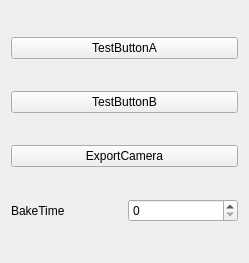
The window that QTdesigner/widget.ui (qinjunlong/myMayaPlug) describes before a commit, drawn with Qt 5.
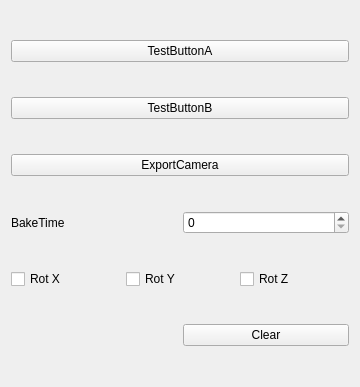
The same window after the commit.

Diff of the .ui file:
```diff
--- a/QTdesigner/widget.ui
+++ b/QTdesigner/widget.ui
@@ -6,8 +6,8 @@
    <rect>
     <x>0</x>
     <y>0</y>
-    <width>249</width>
-    <height>263</height>
+    <width>360</width>
+    <height>387</height>
    </rect>
   </property>
   <property name="minimumSize">
@@ -36,52 +36,93 @@
      </property>
     </widget>
    </item>
-   <item row="2" column="0" colspan="2">
-    <widget class="QPushButton" name="Pbutton_C">
-     <property name="sizePolicy">
-      <sizepolicy hsizetype="Preferred" vsizetype="Fixed">
-       <horstretch>0</horstretch>
-       <verstretch>0</verstretch>
-      </sizepolicy>
-     </property>
-     <property name="mouseTracking">
-      <bool>false</bool>
-     </property>
-     <property name="text">
-      <string>ExportCamera</string>
-     </property>
-    </widget>
-   </item>
-   <item row="1" column="0" colspan="2">
-    <widget class="QPushButton" name="Pbutton_B">
-     <property name="sizePolicy">
-      <sizepolicy hsizetype="Preferred" vsizetype="Fixed">
-       <horstretch>0</horstretch>
-       <verstretch>0</verstretch>
-      </sizepolicy>
-     </property>
-     <property name="mouseTracking">
-      <bool>false</bool>
-     </property>
-     <property name="text">
-      <string>TestButtonB</string>
-     </property>
-    </widget>
-   </item>
-   <item row="3" column="0">
+   <item row="5" column="0">
     <widget class="QLabel" name="label">
      <property name="text">
       <string>BakeTime</string>
      </property>
     </widget>
    </item>
-   <item row="3" column="1">
+   <item row="5" column="1">
     <widget class="QSpinBox" name="Time">
      <property name="maximum">
       <number>1000</number>
      </property>
     </widget>
    </item>
+   <item row="3" column="0" colspan="2">
+    <widget class="QPushButton" name="Pbutton_C">
+     <property name="sizePolicy">
+      <sizepolicy hsizetype="Preferred" vsizetype="Fixed">
+       <horstretch>0</horstretch>
+       <verstretch>0</verstretch>
+      </sizepolicy>
+     </property>
+     <property name="mouseTracking">
+      <bool>false</bool>
+     </property>
+     <property name="text">
+      <string>ExportCamera</string>
+     </property>
+    </widget>
+   </item>
+   <item row="1" column="0" colspan="2">
+    <widget class="QPushButton" name="Pbutton_B">
+     <property name="sizePolicy">
+      <sizepolicy hsizetype="Preferred" vsizetype="Fixed">
+       <horstretch>0</horstretch>
+       <verstretch>0</verstretch>
+      </sizepolicy>
+     </property>
+     <property name="mouseTracking">
+      <bool>false</bool>
+     </property>
+     <property name="text">
+      <string>TestButtonB</string>
+     </property>
+    </widget>
+   </item>
+   <item row="6" column="0" colspan="2">
+    <layout class="QGridLayout" name="gridLayout_3">
+     <item row="0" column="0">
+      <widget class="QCheckBox" name="Fun_02_rotX">
+       <property name="text">
+        <string>Rot X</string>
+       </property>
+       <property name="checkable">
+        <bool>true</bool>
+       </property>
+       <property name="autoRepeat">
+        <bool>false</bool>
+       </property>
+       <property name="tristate">
+        <bool>false</bool>
+       </property>
+      </widget>
+     </item>
+     <item row="0" column="1">
+      <widget class="QCheckBox" name="Fun_02_rotY">
+       <property name="text">
+        <string>Rot Y</string>
+       </property>
+      </widget>
+     </item>
+     <item row="0" column="2">
+      <widget class="QCheckBox" name="Fun_02_rotZ">
+       <property name="text">
+        <string>Rot Z</string>
+       </property>
+      </widget>
+     </item>
+    </layout>
+   </item>
+   <item row="7" column="1">
+    <widget class="QPushButton" name="Fun_02_Button">
+     <property name="text">
+      <string>Clear</string>
+     </property>
+    </widget>
+   </item>
   </layout>
  </widget>
  <resources/>
```
